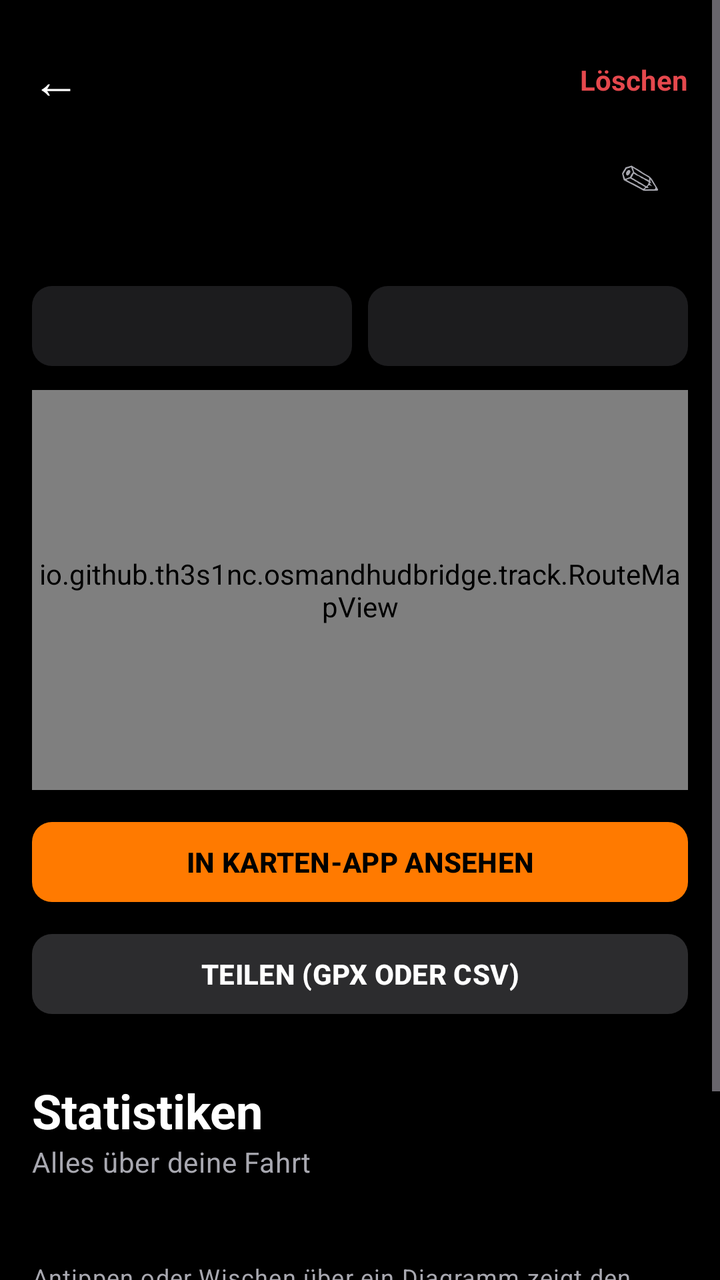
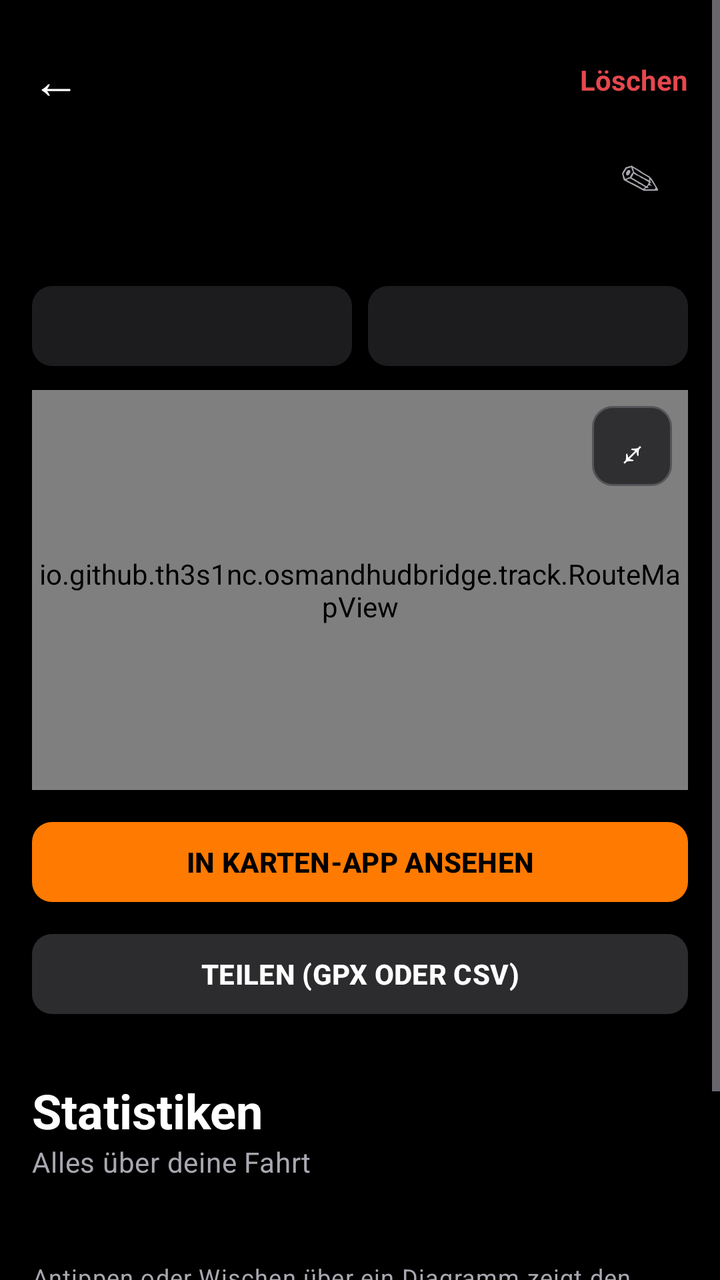

The first picture is an Android layout as it rendered before a commit; the second is the same layout after the commit. The layout source and the unified diff follow.
<!-- AndroidManifest.xml: application theme Theme.HudBridge -->
<!-- res/layout/activity_ride.xml -->
<?xml version="1.0" encoding="utf-8"?>
<LinearLayout xmlns:android="http://schemas.android.com/apk/res/android"
    android:layout_width="match_parent"
    android:layout_height="match_parent"
    android:fitsSystemWindows="true"
    android:orientation="vertical">
    <ScrollView android:layout_width="match_parent" android:layout_height="match_parent" android:clipToPadding="false">
        <LinearLayout android:layout_width="match_parent" android:layout_height="wrap_content" android:orientation="vertical" android:padding="16dp">
            <LinearLayout android:layout_width="match_parent" android:layout_height="wrap_content" android:orientation="horizontal" android:gravity="center_vertical">
                <TextView android:id="@+id/btnBack" android:layout_width="48dp" android:layout_height="48dp" android:gravity="center_vertical" android:text="←" android:textColor="#FFFFFF" android:textSize="24sp" android:clickable="true" android:focusable="true" android:contentDescription="Zurück" />
                <View android:layout_width="0dp" android:layout_height="1dp" android:layout_weight="1" />
                <TextView android:id="@+id/btnDelete" android:layout_width="wrap_content" android:layout_height="48dp" android:gravity="center_vertical" android:text="Löschen" android:textColor="#E5484D" android:textStyle="bold" android:clickable="true" android:focusable="true" />
            </LinearLayout>
            <LinearLayout android:layout_width="match_parent" android:layout_height="wrap_content" android:orientation="horizontal" android:gravity="center_vertical">
                <TextView android:id="@+id/tvTitle" style="@style/TextAppearance.Material3.HeadlineSmall" android:layout_width="0dp" android:layout_weight="1" android:layout_height="wrap_content" android:textStyle="bold" android:textColor="#FFFFFF" />
                <TextView android:id="@+id/btnRename" android:layout_width="48dp" android:layout_height="48dp" android:gravity="center" android:text="✎" android:textColor="#A8A8B0" android:textSize="20sp" android:clickable="true" android:focusable="true" android:contentDescription="Umbenennen" />
            </LinearLayout>
            <TextView android:id="@+id/tvDate" style="@style/TextAppearance.Material3.BodyMedium" android:layout_width="match_parent" android:layout_height="wrap_content" android:textColor="#A8A8B0" />
            <LinearLayout android:layout_width="match_parent" android:layout_height="wrap_content" android:orientation="horizontal" android:layout_marginTop="12dp">
                <TextView android:id="@+id/tvChipDist" style="@style/TextAppearance.Material3.TitleSmall" android:layout_width="0dp" android:layout_weight="1" android:layout_height="40dp" android:layout_marginEnd="4dp" android:background="@drawable/bg_tile" android:gravity="center" android:textColor="#FFFFFF" android:textStyle="bold" />
                <TextView android:id="@+id/tvChipTime" style="@style/TextAppearance.Material3.TitleSmall" android:layout_width="0dp" android:layout_weight="1" android:layout_height="40dp" android:layout_marginStart="4dp" android:background="@drawable/bg_tile" android:gravity="center" android:textColor="#FFFFFF" android:textStyle="bold" />
            </LinearLayout>
            <io.github.th3s1nc.osmandhudbridge.track.RouteMapView android:id="@+id/map" android:layout_width="match_parent" android:layout_height="200dp" android:layout_marginTop="12dp" />
            <com.google.android.material.button.MaterialButton android:id="@+id/btnOpenMap" style="@style/Widget.HudBridge.Button.Primary" android:layout_width="match_parent" android:layout_height="wrap_content" android:layout_marginTop="12dp" android:text="In Karten-App ansehen" />
            <com.google.android.material.button.MaterialButton android:id="@+id/btnShare" style="@style/Widget.HudBridge.Button" android:layout_width="match_parent" android:layout_height="wrap_content" android:layout_marginTop="8dp" android:text="Teilen (GPX oder CSV)" />
            <TextView android:id="@+id/tvStatsTitle" style="@style/TextAppearance.Material3.HeadlineSmall" android:layout_width="match_parent" android:layout_height="wrap_content" android:layout_marginTop="28dp" android:textStyle="bold" android:textColor="#FFFFFF" android:text="Statistiken" />
            <TextView style="@style/TextAppearance.Material3.BodyMedium" android:layout_width="match_parent" android:layout_height="wrap_content" android:textColor="#A8A8B0" android:text="Alles über deine Fahrt" />
            <LinearLayout android:id="@+id/tiles" android:layout_width="match_parent" android:layout_height="wrap_content" android:orientation="vertical" android:layout_marginTop="12dp" />
            <LinearLayout android:id="@+id/charts" android:layout_width="match_parent" android:layout_height="wrap_content" android:orientation="vertical" android:layout_marginTop="8dp" />
            <TextView android:id="@+id/tvHint" style="@style/TextAppearance.Material3.BodySmall" android:layout_width="match_parent" android:layout_height="wrap_content" android:layout_marginTop="20dp" android:layout_marginBottom="24dp" android:textColor="#A8A8B0" android:text="Antippen oder Wischen über ein Diagramm zeigt den Wert (blau). Die Markierung läuft in allen Diagrammen und auf der Karte mit. Die Kartenbilder kommen von OpenStreetMap und brauchen beim ersten Öffnen Internet." />
        </LinearLayout>
    </ScrollView>
</LinearLayout>
<!-- resources referenced by this layout -->
<resources>
  <!-- drawable bg_tile (drawable) -->
  <?xml version="1.0" encoding="utf-8"?>
  <shape xmlns:android="http://schemas.android.com/apk/res/android" android:shape="rectangle">
      <solid android:color="#1C1C1E" />
      <corners android:radius="10dp" />
  </shape>
  <style name="Widget.HudBridge.Button" parent="Widget.Material3.Button.TonalButton">
          <item name="backgroundTint">#2C2C2E</item>
          <item name="android:textColor">#FFFFFF</item>
          <item name="android:textStyle">bold</item>
          <item name="android:textAllCaps">true</item>
          <item name="cornerRadius">10dp</item>
      </style>
  <style name="Widget.HudBridge.Button.Primary" parent="Widget.Material3.Button">
          <item name="backgroundTint">#FF7A00</item>
          <item name="android:textColor">#000000</item>
          <item name="android:textStyle">bold</item>
          <item name="android:textAllCaps">true</item>
          <item name="cornerRadius">10dp</item>
      </style>
  <style name="Theme.HudBridge" parent="Theme.Material3.Dark.NoActionBar">
          <item name="colorPrimary">#FF7A00</item>
          <item name="colorOnPrimary">#000000</item>
          <item name="colorPrimaryContainer">#5A2D00</item>
          <item name="colorOnPrimaryContainer">#FFD9B8</item>
          <item name="colorSecondaryContainer">#4A2600</item>
          <item name="colorOnSecondaryContainer">#FFD9B8</item>
          <item name="android:colorBackground">#000000</item>
          <item name="colorSurface">#000000</item>
          <item name="colorOnSurface">#FFFFFF</item>
          <item name="colorOnSurfaceVariant">#B8B8BD</item>
          <item name="colorSurfaceVariant">#2C2C2E</item>
          <item name="colorOutline">#6E6E73</item>
          <item name="colorSurfaceContainer">#0B0B0C</item>
          <item name="colorSurfaceContainerHighest">#1C1C1E</item>
          <item name="android:statusBarColor">#000000</item>
          <item name="android:navigationBarColor">#0B0B0C</item>
          <item name="android:windowLightStatusBar">false</item>
      </style>
</resources>

<!-- the commit's change to res/layout/activity_ride.xml (unified diff, before → after) -->
@@ -20,7 +20,10 @@
                 <TextView android:id="@+id/tvChipDist" style="@style/TextAppearance.Material3.TitleSmall" android:layout_width="0dp" android:layout_weight="1" android:layout_height="40dp" android:layout_marginEnd="4dp" android:background="@drawable/bg_tile" android:gravity="center" android:textColor="#FFFFFF" android:textStyle="bold" />
                 <TextView android:id="@+id/tvChipTime" style="@style/TextAppearance.Material3.TitleSmall" android:layout_width="0dp" android:layout_weight="1" android:layout_height="40dp" android:layout_marginStart="4dp" android:background="@drawable/bg_tile" android:gravity="center" android:textColor="#FFFFFF" android:textStyle="bold" />
             </LinearLayout>
-            <io.github.th3s1nc.osmandhudbridge.track.RouteMapView android:id="@+id/map" android:layout_width="match_parent" android:layout_height="200dp" android:layout_marginTop="12dp" />
+            <FrameLayout android:id="@+id/mapBox" android:layout_width="match_parent" android:layout_height="200dp" android:layout_marginTop="12dp">
+                <io.github.th3s1nc.osmandhudbridge.track.RouteMapView android:id="@+id/map" android:layout_width="match_parent" android:layout_height="match_parent" />
+                <TextView android:id="@+id/btnFullMap" android:layout_width="40dp" android:layout_height="40dp" android:layout_gravity="top|end" android:layout_margin="8dp" android:gravity="center" android:background="@drawable/bg_map_btn" android:clickable="true" android:focusable="true" android:contentDescription="Karte im Vollbild" android:text="⤢" android:textColor="#FFFFFF" android:textSize="20sp" />
+            </FrameLayout>
             <com.google.android.material.button.MaterialButton android:id="@+id/btnOpenMap" style="@style/Widget.HudBridge.Button.Primary" android:layout_width="match_parent" android:layout_height="wrap_content" android:layout_marginTop="12dp" android:text="In Karten-App ansehen" />
             <com.google.android.material.button.MaterialButton android:id="@+id/btnShare" style="@style/Widget.HudBridge.Button" android:layout_width="match_parent" android:layout_height="wrap_content" android:layout_marginTop="8dp" android:text="Teilen (GPX oder CSV)" />
             <TextView android:id="@+id/tvStatsTitle" style="@style/TextAppearance.Material3.HeadlineSmall" android:layout_width="match_parent" android:layout_height="wrap_content" android:layout_marginTop="28dp" android:textStyle="bold" android:textColor="#FFFFFF" android:text="Statistiken" />
<!-- resource entries referenced after the edit -->
@@ -1,5 +1,12 @@
 <!-- resources referenced by this layout -->
 <resources>
+  <!-- drawable bg_map_btn (drawable) -->
+  <?xml version="1.0" encoding="utf-8"?>
+  <shape xmlns:android="http://schemas.android.com/apk/res/android" android:shape="rectangle">
+      <solid android:color="#CC1C1C1E" />
+      <stroke android:width="1dp" android:color="#555559" />
+      <corners android:radius="10dp" />
+  </shape>
   <!-- drawable bg_tile (drawable) -->
   <?xml version="1.0" encoding="utf-8"?>
   <shape xmlns:android="http://schemas.android.com/apk/res/android" android:shape="rectangle">
